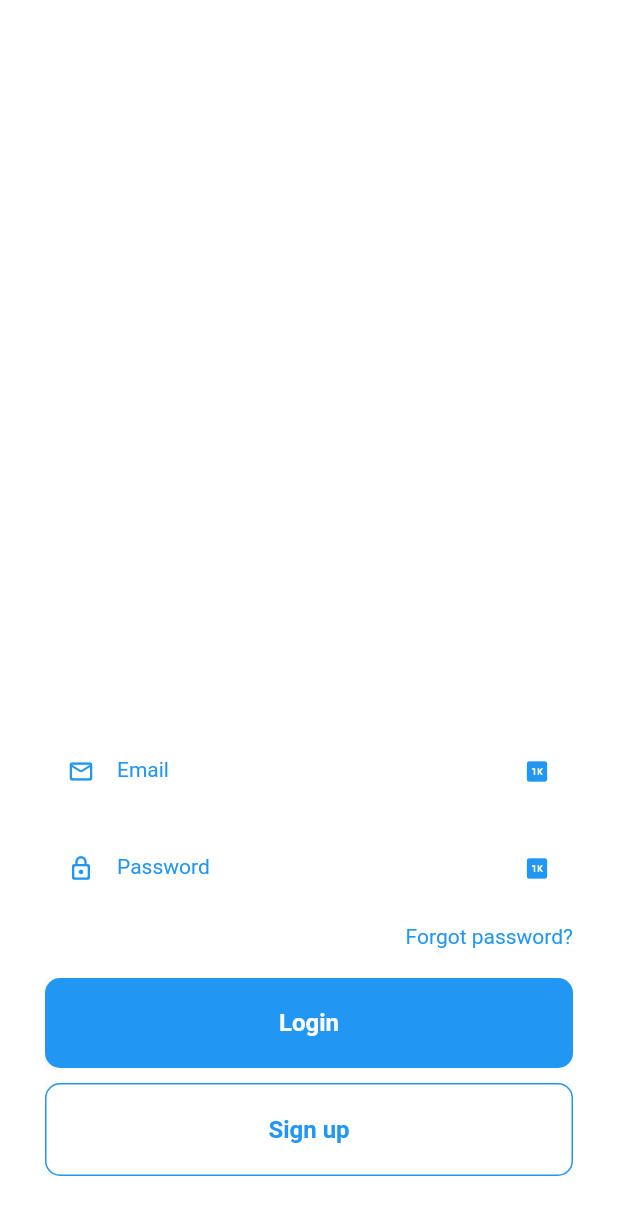
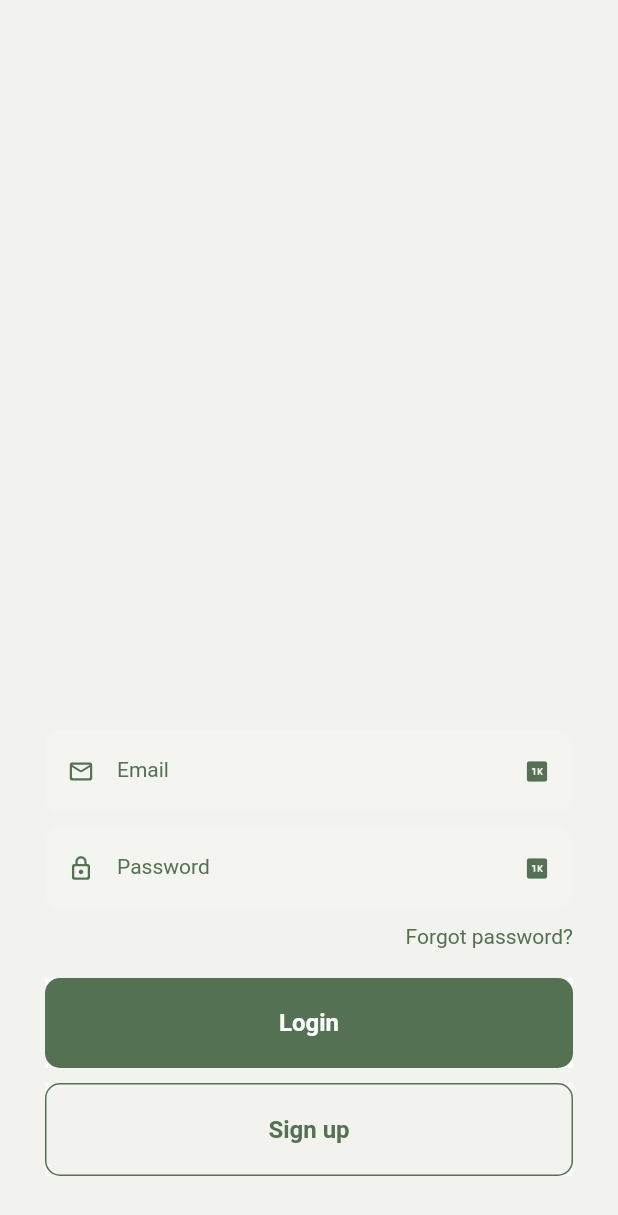
Before and after one commit to paulinagacek/ultra-shambo, a Flutter app: the screen it shows after launch, on a phone screen of 412 x 824 dp. Shown: the top 1215 px of the screen. Run offline on Flutter 3.47's test engine with Material 2 defaults, Android fonts, the light colour scheme and no system bars.

Commit message:
color pallete added

```diff
--- a/mobile_app/lib/buttonWidget.dart
+++ b/mobile_app/lib/buttonWidget.dart
@@ -1,4 +1,5 @@
 import 'package:flutter/material.dart';
+import 'package:mobile_app/globals.dart';
 
 class ButtonWidget extends StatelessWidget {
   final String title;
@@ -14,10 +15,10 @@ class ButtonWidget extends StatelessWidget {
     return Material(
       child: Ink(
         decoration: BoxDecoration(
-            color: hasBorder ? Colors.white : Colors.blue,
+            color: hasBorder ? Global.white : Global.greenDark,
             borderRadius: BorderRadius.circular(10),
             border: hasBorder
-                ? Border.all(color: Colors.blue, width: 1.0)
+                ? Border.all(color: Global.greenDark, width: 1.0)
                 : Border.fromBorderSide(BorderSide.none)),
         child: InkWell(
             borderRadius: BorderRadius.circular(10),
@@ -26,7 +27,7 @@ class ButtonWidget extends StatelessWidget {
               child: Center(
                   child: Text(title,
                       style: TextStyle(
-                          color: hasBorder ? Colors.blue : Colors.white,
+                          color: hasBorder ? Global.greenDark : Colors.white,
                           fontWeight: FontWeight.w600,
                           fontSize: 16.0))),
             )),
--- /dev/null
+++ b/mobile_app/lib/globals.dart
@@ -0,0 +1,11 @@
+import 'dart:ui';
+import 'package:flutter/material.dart';
+
+class Global {
+  static const Color white = Color.fromRGBO(242, 242, 239, 1);
+  static const Color greenDark = Color.fromRGBO(85, 113, 83, 1);
+  static const Color greenMedium = Color.fromRGBO(125, 143, 105, 1);
+  static const Color greenNeutral = Color.fromRGBO(169, 175, 126, 1);
+  static const Color greenLight = Color.fromRGBO(230, 229, 163, 1);
+  static const List validEmail = ['test@gmail.com'];
+}
--- a/mobile_app/lib/loginPage.dart
+++ b/mobile_app/lib/loginPage.dart
@@ -1,5 +1,6 @@
 import 'package:flutter/material.dart';
 import 'package:mobile_app/buttonWidget.dart';
+import 'package:mobile_app/globals.dart';
 import 'package:mobile_app/textFieldWidget.dart';
 
 class LoginPage extends StatefulWidget {
@@ -13,7 +14,7 @@ class _LoginPageState extends State<LoginPage> {
   @override
   Widget build(BuildContext context) {
     return Scaffold(
-        backgroundColor: Colors.white,
+        backgroundColor: Global.white,
         body: Padding(
             padding: const EdgeInsets.all(30.0),
             child: Column(
@@ -42,7 +43,7 @@ class _LoginPageState extends State<LoginPage> {
                       ),
                       const Text(
                         "Forgot password?",
-                        style: TextStyle(color: Colors.blue),
+                        style: TextStyle(color: Global.greenDark),
                       ),
                     ]),
                 const SizedBox(
--- a/mobile_app/lib/textFieldWidget.dart
+++ b/mobile_app/lib/textFieldWidget.dart
@@ -3,6 +3,7 @@ import 'package:flutter/src/widgets/container.dart';
 import 'package:flutter/src/widgets/framework.dart';
 
 import 'package:flutter/material.dart';
+import 'package:mobile_app/globals.dart';
 
 class TextFieldWidget extends StatelessWidget {
   final String hintText;
@@ -22,8 +23,8 @@ class TextFieldWidget extends StatelessWidget {
   @override
   Widget build(BuildContext context) {
     return TextField(
-      style: TextStyle(color: Colors.blue, fontSize: 14),
-      cursorColor: Colors.blue,
+      style: TextStyle(color: Global.greenDark, fontSize: 14),
+      cursorColor: Global.greenDark,
       // onChanged: onChanged,
       obscureText: obscureText,
       decoration: InputDecoration(
@@ -31,7 +32,7 @@ class TextFieldWidget extends StatelessWidget {
         prefixIcon: Icon(
           prefixIconData,
           size: 18,
-          color: Colors.blue,
+          color: Global.greenDark,
         ),
         filled: true,
         fillColor: Colors.white12,
@@ -40,16 +41,16 @@ class TextFieldWidget extends StatelessWidget {
             borderRadius: BorderRadius.circular(10),
             borderSide: BorderSide.none),
         focusedBorder: OutlineInputBorder(
-          borderSide: BorderSide(color: Colors.blue),
+          borderSide: BorderSide(color: Global.greenDark),
           borderRadius: BorderRadius.circular(10.0),
         ),
         suffixIcon: Icon(
           suffixIconData,
-          color: Colors.blue,
+          color: Global.greenDark,
           size: 18,
         ),
-        labelStyle: TextStyle(color: Colors.blue),
-        focusColor: Colors.blue,
+        labelStyle: TextStyle(color: Global.greenDark),
+        focusColor: Global.greenDark,
       ),
     );
   }
```
